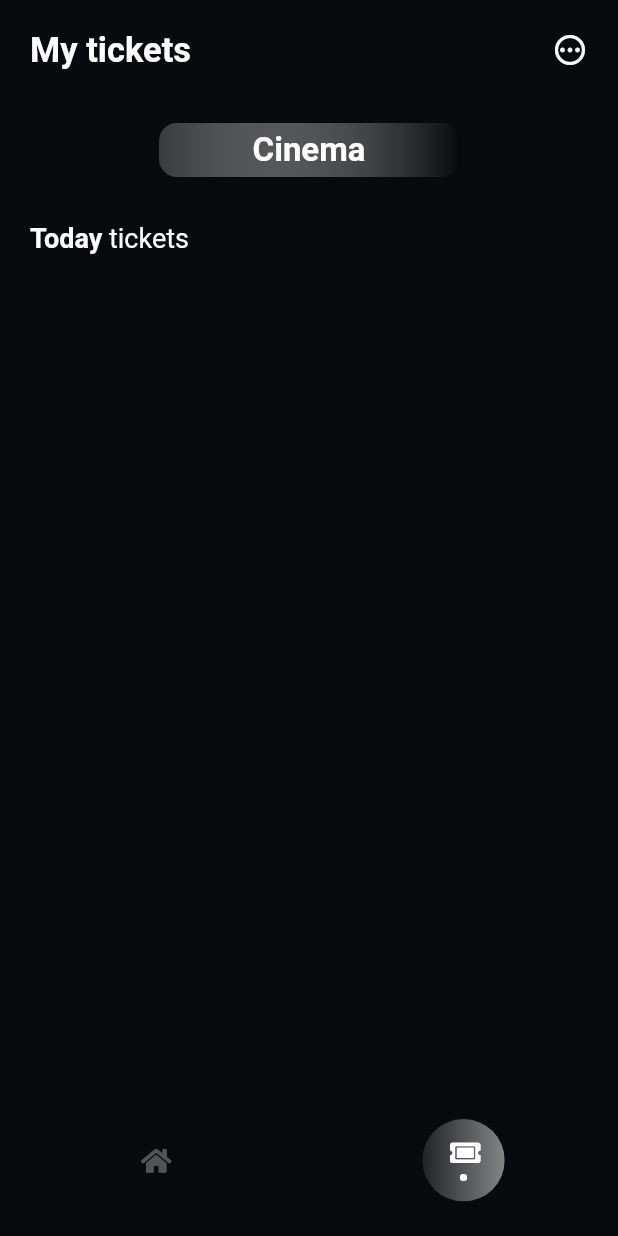
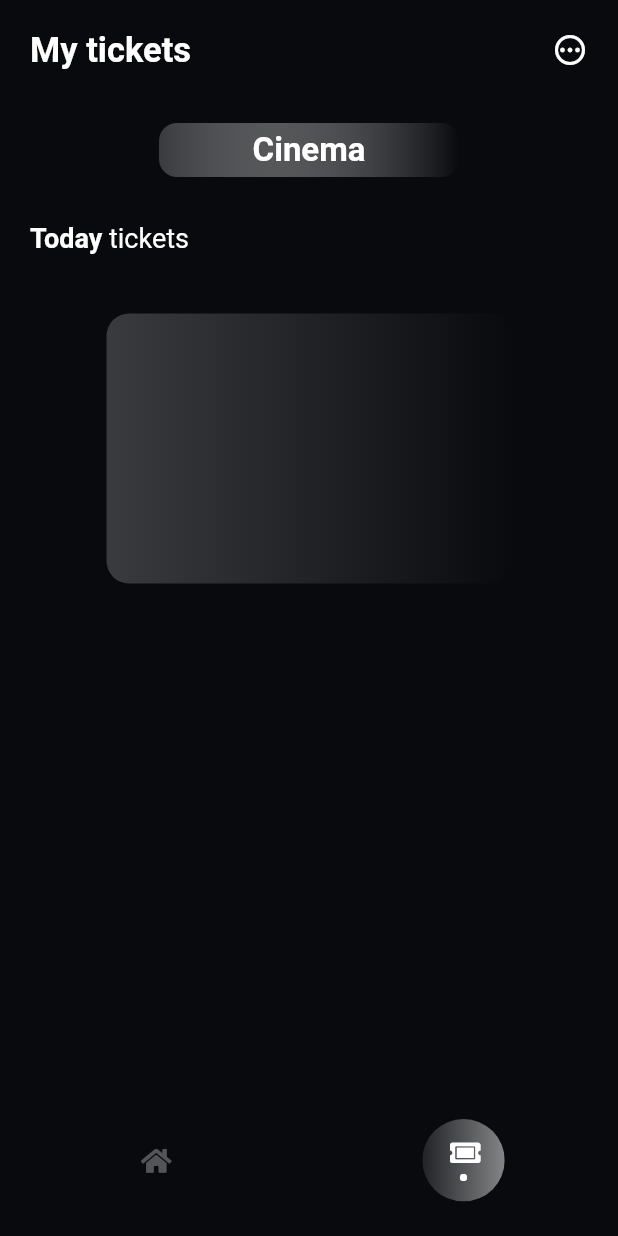
Before and after one commit to DevAdedoyin/Cinema-Ticket-App, a Flutter app: the screen it shows after launch, item 2 of the bottom bar chosen, on a phone screen of 412 x 824 dp. Run offline on Flutter 3.47's test engine with Material 2 defaults, Android fonts, the phone set to English and light mode, and no system bars; our stand-ins replace font_awesome_flutter, get.

Commit message:
Today ticket done

```diff
--- a/lib/screens/home_screen/tabs/ticket_tab/ticket_tab.dart
+++ b/lib/screens/home_screen/tabs/ticket_tab/ticket_tab.dart
@@ -39,10 +39,29 @@ class _TicketTabState extends State<TicketTab> {
                   text: 'Today',
                   style: TextStyle(fontSize: 18, fontWeight: FontWeight.bold),
                 ),
-                TextSpan(text: ' tickets')
+                TextSpan(text: ' tickets'),
               ]),
             ),
           ),
+          Container(
+            width: double.maxFinite,
+            height: 200,
+            alignment: Alignment.center,
+            child: Stack(
+              children: [
+                Container(
+                  width: 270,
+                  height: 180,
+                  decoration: BoxDecoration(
+                      borderRadius: BorderRadius.circular(15),
+                      gradient: LinearGradient(colors: [
+                        white.withOpacity(0.2),
+                        backgroundColor.withOpacity(0.2),
+                      ])),
+                ),
+              ],
+            ),
+          )
         ],
       ),
     );
```
